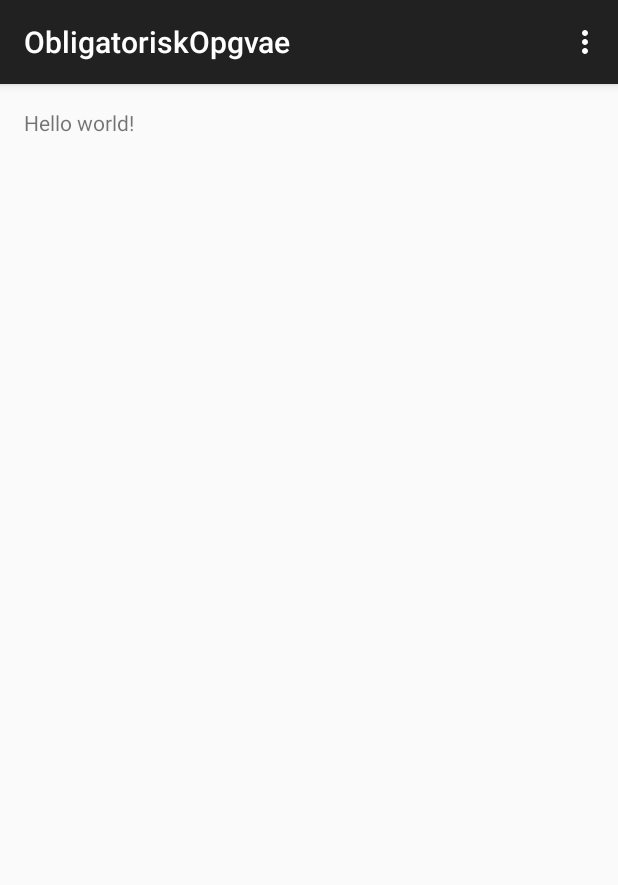
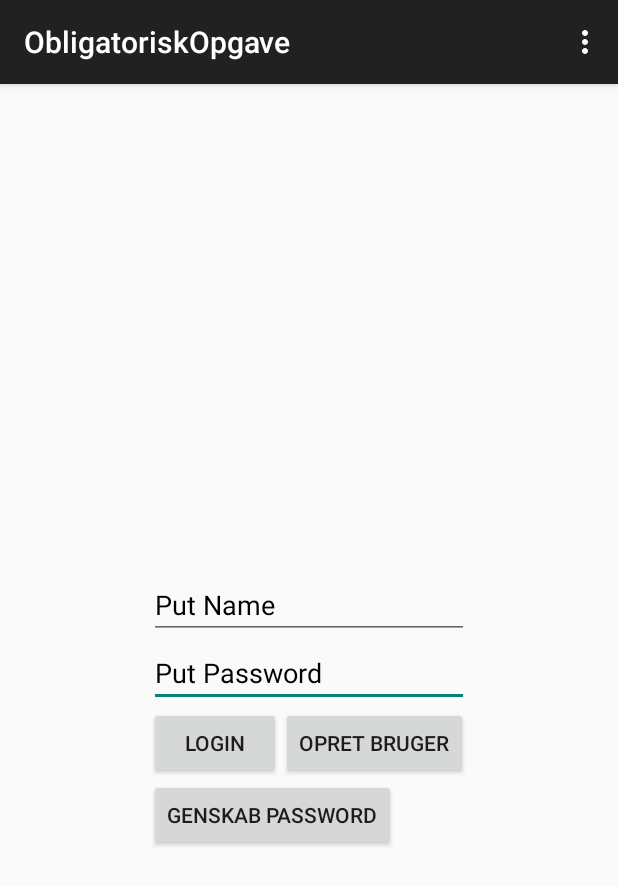
Before and after one commit to Urkosh/ObligatoriskOpgave, an Android app: the screen it shows after launch (MainActivity), on a phone screen of 412 x 824 dp. Shown: the top 885 px of the screen. Run offline under Robolectric (Android 15) with nearby library versions, the phone set to English and light mode, and no system bars.

Commit message:
opsættelse af projekt Starten af login systemet

```diff
--- a/app/build.gradle
+++ b/app/build.gradle
@@ -22,4 +22,5 @@ android {
 dependencies {
     compile fileTree(dir: 'libs', include: ['*.jar'])
     compile 'com.android.support:appcompat-v7:23.0.1'
+    compile 'com.android.support:support-v4:23.0.1'
 }
--- a/app/src/main/AndroidManifest.xml
+++ b/app/src/main/AndroidManifest.xml
@@ -16,6 +16,10 @@
                 <category android:name="android.intent.category.LAUNCHER" />
             </intent-filter>
         </activity>
+        <activity
+            android:name=".CreateUserActivity"
+            android:label="@string/title_activity_create_user" >
+        </activity>
     </application>
 
 </manifest>
--- a/app/src/main/res/layout/activity_main.xml
+++ b/app/src/main/res/layout/activity_main.xml
@@ -5,7 +5,64 @@
     android:paddingTop="@dimen/activity_vertical_margin"
     android:paddingBottom="@dimen/activity_vertical_margin" tools:context=".MainActivity">
 
-    <TextView android:text="@string/hello_world" android:layout_width="wrap_content"
-        android:layout_height="wrap_content" />
+    <EditText
+        android:layout_width="wrap_content"
+        android:layout_height="wrap_content"
+        android:inputType="textPassword"
+        android:ems="10"
+        android:id="@+id/password"
+        android:layout_gravity="center"
+        android:hint="@string/hint_put_password"
+        android:textColor="@color/login_black"
+        android:textColorHint="@color/login_black"
+        android:layout_marginTop="354dp"
+        android:layout_alignParentTop="true"
+        android:layout_alignLeft="@+id/login_id"
+        android:layout_alignStart="@+id/login_id" />
 
+    <EditText
+        android:layout_width="wrap_content"
+        android:layout_height="wrap_content"
+        android:inputType="textPersonName"
+        android:ems="10"
+        android:id="@+id/login_id"
+        android:layout_gravity="center_horizontal|top"
+        android:hint="@string/hint_put_name"
+        android:textColor="@color/login_black"
+        android:textColorHint="@color/login_black"
+        android:layout_alignBottom="@+id/password"
+        android:layout_centerHorizontal="true"
+        android:layout_marginBottom="45dp" />
+
+    <Button
+        android:layout_width="wrap_content"
+        android:layout_height="wrap_content"
+        android:text="@string/login_button"
+        android:id="@+id/login_button"
+        android:layout_below="@+id/password"
+        android:layout_alignLeft="@+id/password"
+        android:layout_alignStart="@+id/password"
+        android:onClick="login"/>
+
+    <Button
+        style="?android:attr/buttonStyleSmall"
+        android:layout_width="wrap_content"
+        android:layout_height="wrap_content"
+        android:text="@string/create_user"
+        android:id="@+id/create_user"
+        android:layout_alignTop="@+id/login_button"
+        android:layout_toRightOf="@+id/login_button"
+        android:layout_toEndOf="@+id/login_button"
+        android:onClick="createUser"/>
+
+    <Button
+        style="?android:attr/buttonStyleSmall"
+        android:layout_width="wrap_content"
+        android:layout_height="wrap_content"
+        android:text="@string/retrieve_password"
+        android:id="@+id/retrieve_button"
+        android:layout_below="@+id/login_button"
+        android:layout_alignLeft="@+id/login_button"
+        android:layout_alignStart="@+id/login_button"
+        android:onClick="retrievePassword"/>
 </RelativeLayout>
--- /dev/null
+++ b/app/src/main/res/values/colors.xml
@@ -0,0 +1,6 @@
+<resources>
+
+    <color name="black_overlay">#66000000</color>
+    <color name="login_black">#000000</color>
+
+</resources>
--- a/app/src/main/res/values/strings.xml
+++ b/app/src/main/res/values/strings.xml
@@ -1,6 +1,20 @@
 <resources>
-    <string name="app_name">ObligatoriskOpgvae</string>
+    <string name="app_name">ObligatoriskOpgave</string>
 
     <string name="hello_world">Hello world!</string>
     <string name="action_settings">Settings</string>
+
+    <string name="title_activity_login">LoginActivity</string>
+    <string name="login_button">Login</string>
+    <string name="dummy_content">DUMMY\nCONTENT</string>
+    <string name="hint_put_password">Put Password</string>
+    <string name="hint_put_name">Put Name</string>
+    <string name="create_user">Opret Bruger</string>
+    <string name="retrieve_password">Genskab Password</string>
+    <string name="login_failed">Kunne ikke logge ind</string>
+    <string name="user_created">Bruger oprettet</string>
+    <string name="user_was_not_created">Bruger blev ikke oprettet</string>
+    <string name="could_not_retrieve_password">Kunne ikke genskabbe password</string>
+    <string name="title_activity_create_user">Opret Bruger</string>
+    <string name="back">Tilbage</string>
 </resources>
```
Also changed, not shown: app/src/main/java/poulsen/Controller/ControllerLogin.java (added, +45 -0 lines), app/src/main/java/poulsen/Database/DatabaseHelper.java (added, +38 -0 lines), app/src/main/java/poulsen/Database/LoginDatabase.java (added, +68 -0 lines), app/src/main/java/poulsen/Model/EasyObservable.java (added, +12 -0 lines), app/src/main/java/poulsen/Model/ModelLogin.java (added, +58 -0 lines), app/src/main/java/poulsen/Model/OnChangeListener.java (added, +9 -0 lines), app/src/main/java/poulsen/Model/SimpleObserver.java (added, +32 -0 lines), app/src/main/java/poulsen/obligatoriskopgvae/CreateUserActivity.java (added, +73 -0 lines), app/src/main/java/poulsen/obligatoriskopgvae/MainActivity.java (+59 -0 lines), app/src/main/res/layout/activity_create_user.xml (added, +55 -0 lines), app/src/main/res/menu/menu_create_user.xml (added, +7 -0 lines), app/src/main/res/values-v11/styles.xml (added, +15 -0 lines), app/src/main/res/values/attrs.xml (added, +12 -0 lines), app/src/main/res/values/styles.xml (+19 -0 lines), 1 other file.
